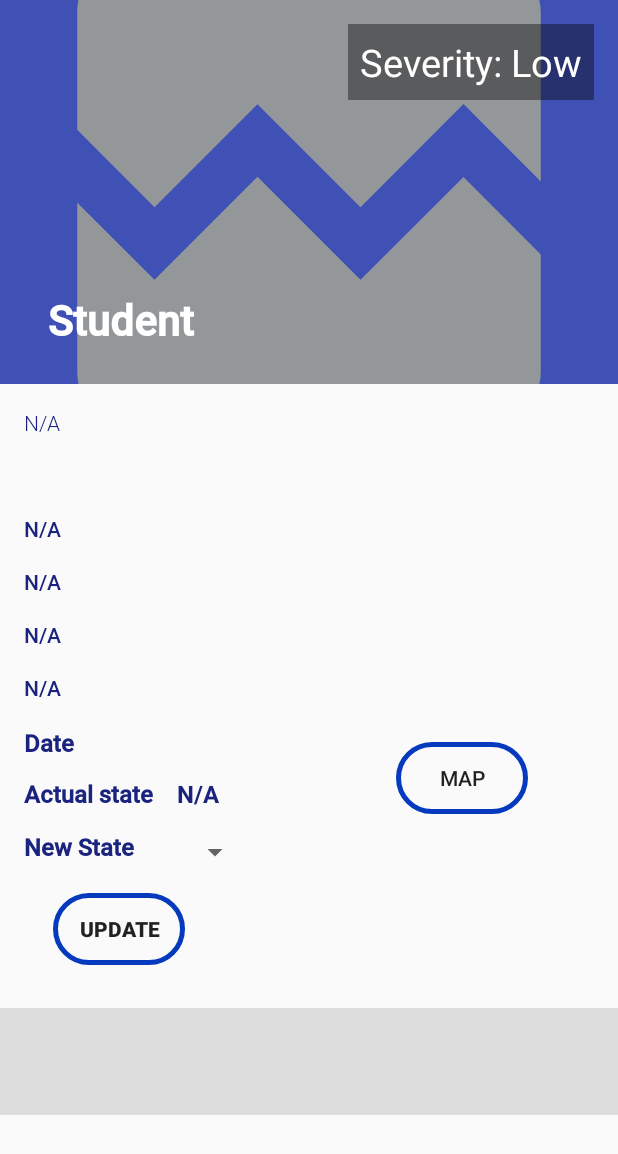
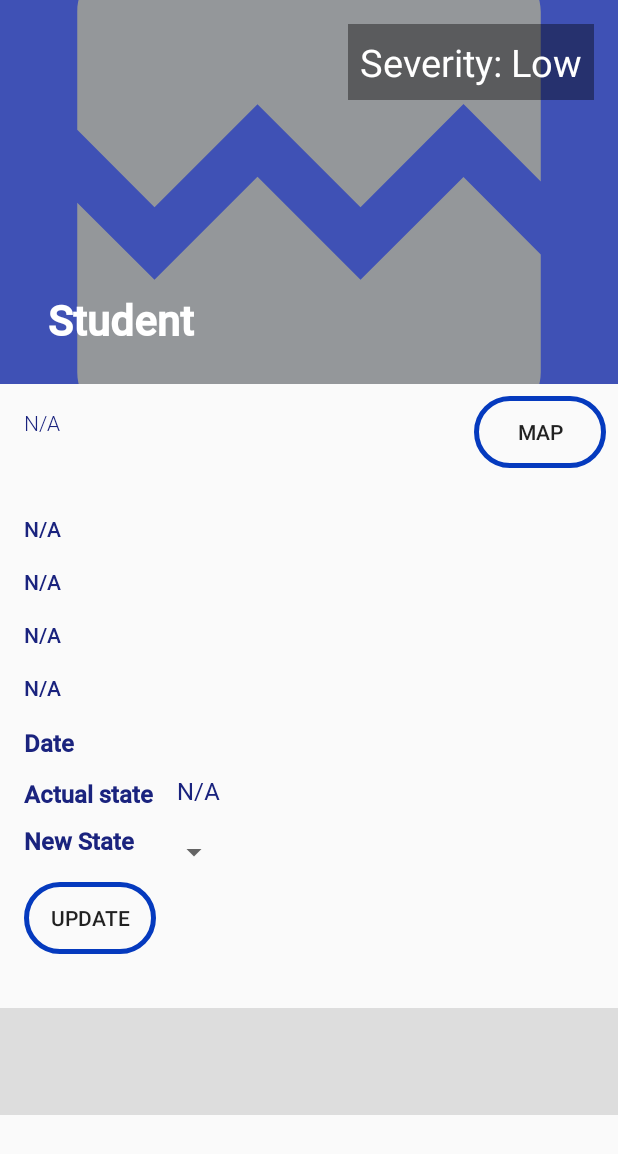
Before and after one commit to VladiGH/RiesgOcop, an Android app: the fragment ReportAdminFragment placed in its activity, on a phone screen of 412 x 824 dp. Shown: the top 1154 px of the screen. Run offline under Robolectric (Android 15) with nearby library versions, the phone set to English and light mode, and no system bars; our stand-ins replace Firebase (no records; nobody signed in at launch, a user with empty details on screens opened directly); plain views replace CarouselViewPager; pictures from the network do not load; 4 statements that could not run were skipped.

Commit message:
fixing xml admin

```diff
--- a/app/src/main/res/layout/fragment_report_admin.xml
+++ b/app/src/main/res/layout/fragment_report_admin.xml
@@ -141,22 +141,20 @@
             android:layout_width="wrap_content"
             android:layout_height="wrap_content"
             android:id="@+id/tv_actual_state"
-            android:textStyle="bold"
             android:textSize="16sp"
             android:text="@string/n_a_value"
             android:textColor="@color/colorPrimaryDark"
-            app:layout_constraintStart_toEndOf="@+id/tv_state"
+            android:fontFamily="@font/robotoregular"
             android:layout_marginStart="16dp"
             android:layout_marginLeft="16dp"
             android:layout_marginBottom="16dp"
+            android:layout_marginTop="8dp"
+            android:layout_marginEnd="8dp"
+            android:layout_marginRight="8dp"
+            app:layout_constraintTop_toBottomOf="@+id/tv_date"
+            app:layout_constraintStart_toEndOf="@+id/tv_state"
             app:layout_constraintBottom_toTopOf="@+id/spinner_state"
-            android:layout_marginTop="8dp"
-            app:layout_constraintTop_toBottomOf="@+id/ambulance"
-            app:layout_constraintVertical_bias="1.0"
-            android:layout_marginEnd="8dp"
-            app:layout_constraintEnd_toStartOf="@+id/map_btn"
-            android:layout_marginRight="8dp"
-            app:layout_constraintHorizontal_bias="0.0"/>
+            />
 
     <TextView
             android:layout_width="wrap_content"
@@ -171,7 +169,6 @@
             android:layout_marginBottom="16dp"
             android:layout_marginTop="8dp"
             app:layout_constraintTop_toBottomOf="@+id/tv_state"
-            app:layout_constraintVertical_bias="0.555"
             android:layout_marginStart="16dp"
             app:layout_constraintStart_toStartOf="parent"
             android:layout_marginLeft="16dp"/>
@@ -180,18 +177,13 @@
             android:layout_width="wrap_content"
             android:layout_height="wrap_content"
             android:id="@+id/spinner_state"
-            android:layout_marginLeft="28dp"
+            android:layout_marginStart="16dp"
+            android:layout_marginLeft="16dp"
+            android:layout_marginTop="16dp"
             android:textSize="16sp"
-            app:layout_constraintLeft_toRightOf="@+id/tv_state"
-            android:textColor="@color/colorPrimaryDark"
-            app:layout_constraintStart_toEndOf="@+id/tv_new_state"
-            android:layout_marginStart="28dp"
-            app:layout_constraintEnd_toEndOf="parent"
-            android:layout_marginEnd="8dp"
-            android:layout_marginRight="8dp"
-            app:layout_constraintHorizontal_bias="0.008"
-            android:layout_marginTop="88dp"
-            app:layout_constraintTop_toBottomOf="@+id/ambulance"/>
+            app:layout_constraintTop_toBottomOf="@+id/tv_state"
+            app:layout_constraintLeft_toRightOf="@+id/tv_new_state"
+    />
 
     <Button
             android:id="@+id/btn_update_state"
@@ -205,13 +197,9 @@
             app:layout_constraintStart_toStartOf="parent"
             android:layout_marginLeft="16dp"
             android:layout_marginStart="16dp"
-            app:layout_constraintVertical_bias="0.631"
             android:layout_marginEnd="8dp"
-            app:layout_constraintEnd_toStartOf="@+id/map_btn"
             android:layout_marginRight="8dp"
-            app:layout_constraintHorizontal_bias="0.125"
-            android:background="@drawable/button_map"
-            android:textStyle="bold"/>
+            android:background="@drawable/button_map"/>
 
 
     <com.synnapps.carouselview.CarouselViewPager
@@ -229,18 +217,17 @@
             android:layout_width="wrap_content"
             android:layout_height="wrap_content"
             android:id="@+id/map_btn"
-            app:layout_constraintEnd_toEndOf="parent"
             android:layout_marginEnd="8dp"
             android:layout_marginRight="8dp"
-            app:layout_constraintStart_toEndOf="@+id/spinner_state"
             android:layout_marginLeft="8dp"
-            android:layout_marginStart="8dp"
-            app:layout_constraintHorizontal_bias="0.63"
+            android:layout_marginStart="50dp"
             android:layout_marginTop="8dp"
-            app:layout_constraintTop_toBottomOf="@+id/ambulance"
             android:layout_marginBottom="8dp"
-            app:layout_constraintBottom_toTopOf="@+id/rv_report_photos"
-            android:background="@drawable/button_map" app:layout_constraintVertical_bias="0.131"/>
+            android:background="@drawable/button_map"
+            app:layout_constraintTop_toTopOf="parent"
+            app:layout_constraintLeft_toRightOf="@id/location"
+            app:layout_constraintEnd_toEndOf="parent"/>
+
 
 
 </androidx.constraintlayout.widget.ConstraintLayout>
```
